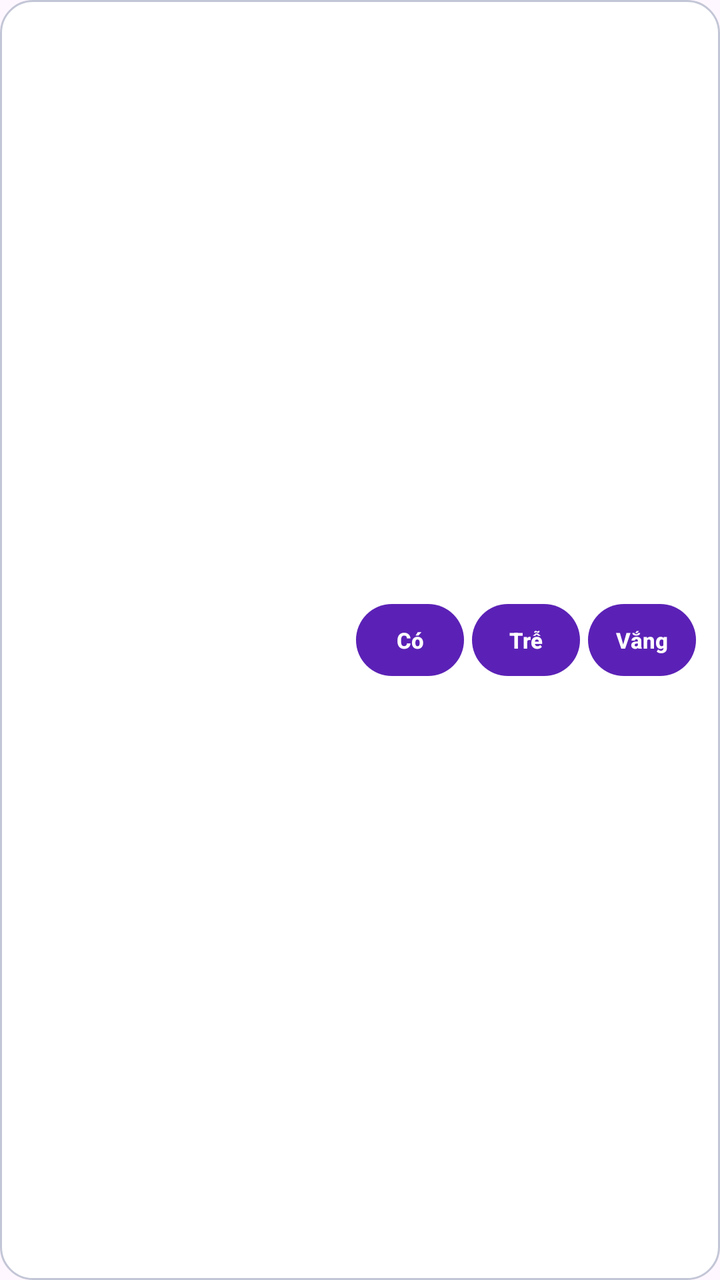
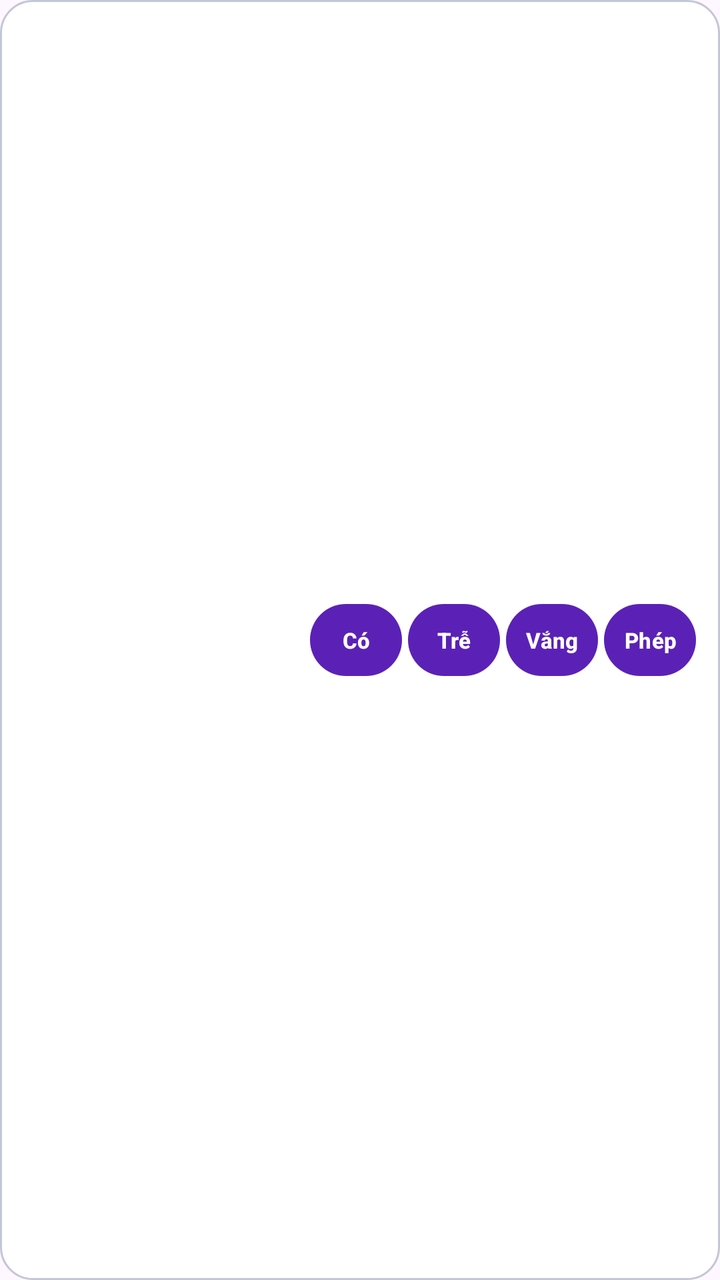

Two renders of the same Android screen: before a commit and after it. Below are the layout's source before the change and the commit's diff.
<!-- AndroidManifest.xml: application theme Theme.Kstudy -->
<!-- res/layout/item_attendance_record.xml -->
<?xml version="1.0" encoding="utf-8"?>
<LinearLayout xmlns:android="http://schemas.android.com/apk/res/android"
    android:layout_width="match_parent"
    android:layout_height="wrap_content"
    android:layout_marginHorizontal="16dp"
    android:layout_marginVertical="6dp"
    android:background="@drawable/bg_card"
    android:gravity="center_vertical"
    android:orientation="horizontal"
    android:padding="12dp">

    <LinearLayout
        android:layout_width="0dp"
        android:layout_height="wrap_content"
        android:layout_weight="1"
        android:orientation="vertical">

        <TextView
            android:id="@+id/tvRecordStudentName"
            android:layout_width="wrap_content"
            android:layout_height="wrap_content"
            android:textColor="@color/black"
            android:textSize="16sp"
            android:textStyle="bold" />

        <TextView
            android:id="@+id/tvRecordStudentCode"
            android:layout_width="wrap_content"
            android:layout_height="wrap_content"
            android:layout_marginTop="2dp"
            android:textColor="@color/text_secondary"
            android:textSize="12sp" />

        <TextView
            android:id="@+id/tvRecordTime"
            android:layout_width="wrap_content"
            android:layout_height="wrap_content"
            android:layout_marginTop="2dp"
            android:textColor="@color/primary"
            android:textSize="11sp" />
    </LinearLayout>

    <LinearLayout
        android:layout_width="wrap_content"
        android:layout_height="wrap_content"
        android:gravity="center"
        android:orientation="horizontal">

        <Button
            android:id="@+id/btnStatusPresent"
            style="@style/Widget.Material3.Button"
            android:layout_width="54dp"
            android:layout_height="36dp"
            android:layout_marginEnd="4dp"
            android:insetTop="0dp"
            android:insetBottom="0dp"
            android:padding="0dp"
            android:text="Có"
            android:textSize="11sp"
            android:textStyle="bold" />

        <Button
            android:id="@+id/btnStatusLate"
            style="@style/Widget.Material3.Button"
            android:layout_width="54dp"
            android:layout_height="36dp"
            android:layout_marginEnd="4dp"
            android:insetTop="0dp"
            android:insetBottom="0dp"
            android:padding="0dp"
            android:text="Trễ"
            android:textSize="11sp"
            android:textStyle="bold" />

        <Button
            android:id="@+id/btnStatusAbsent"
            style="@style/Widget.Material3.Button"
            android:layout_width="54dp"
            android:layout_height="36dp"
            android:insetTop="0dp"
            android:insetBottom="0dp"
            android:padding="0dp"
            android:text="Vắng"
            android:textSize="11sp"
            android:textStyle="bold" />
    </LinearLayout>
</LinearLayout>
<!-- resources referenced by this layout -->
<resources>
  <color name="black">#FF000000</color>
  <color name="primary">#5B21B6</color>
  <color name="text_secondary">#434654</color>
  <!-- drawable bg_card (drawable) -->
  <?xml version="1.0" encoding="utf-8"?>
  <shape xmlns:android="http://schemas.android.com/apk/res/android"
      android:shape="rectangle">
      <solid android:color="@color/surface" />
      <corners android:radius="16dp" />
      <stroke
          android:width="1dp"
          android:color="@color/outline_variant" />
  </shape>
  <style name="Theme.Kstudy" parent="Base.Theme.Kstudy" />
  <color name="surface">#FFFFFF</color>
  <color name="outline_variant">#C3C6D6</color>
  <style name="Base.Theme.Kstudy" parent="Theme.Material3.Light.NoActionBar">
          
          <item name="colorPrimary">@color/primary</item>
          <item name="colorOnPrimary">@color/white</item>
      </style>
  <color name="white">#FFFFFFFF</color>
</resources>

<!-- the commit's change to res/layout/item_attendance_record.xml (unified diff, before → after) -->
@@ -46,12 +46,13 @@
         android:gravity="center"
         android:orientation="horizontal">
 
+        
         <Button
             android:id="@+id/btnStatusPresent"
             style="@style/Widget.Material3.Button"
-            android:layout_width="54dp"
+            android:layout_width="46dp"
             android:layout_height="36dp"
-            android:layout_marginEnd="4dp"
+            android:layout_marginEnd="3dp"
             android:insetTop="0dp"
             android:insetBottom="0dp"
             android:padding="0dp"
@@ -62,9 +63,9 @@
         <Button
             android:id="@+id/btnStatusLate"
             style="@style/Widget.Material3.Button"
-            android:layout_width="54dp"
+            android:layout_width="46dp"
             android:layout_height="36dp"
-            android:layout_marginEnd="4dp"
+            android:layout_marginEnd="3dp"
             android:insetTop="0dp"
             android:insetBottom="0dp"
             android:padding="0dp"
@@ -75,13 +76,26 @@
         <Button
             android:id="@+id/btnStatusAbsent"
             style="@style/Widget.Material3.Button"
-            android:layout_width="54dp"
+            android:layout_width="46dp"
             android:layout_height="36dp"
+            android:layout_marginEnd="3dp"
             android:insetTop="0dp"
             android:insetBottom="0dp"
             android:padding="0dp"
             android:text="Vắng"
             android:textSize="11sp"
             android:textStyle="bold" />
+
+        <Button
+            android:id="@+id/btnStatusExcused"
+            style="@style/Widget.Material3.Button"
+            android:layout_width="46dp"
+            android:layout_height="36dp"
+            android:insetTop="0dp"
+            android:insetBottom="0dp"
+            android:padding="0dp"
+            android:text="Phép"
+            android:textSize="11sp"
+            android:textStyle="bold" />
     </LinearLayout>
 </LinearLayout>
